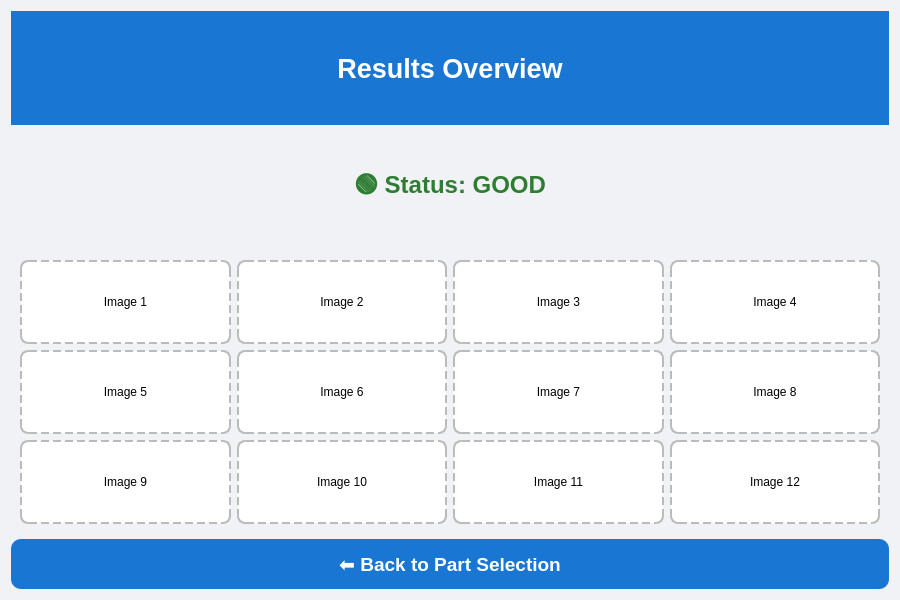
This is results.ui in javeriax/UI-aesthetic-fault as Qt 5 draws it before an edit. The edited form follows.
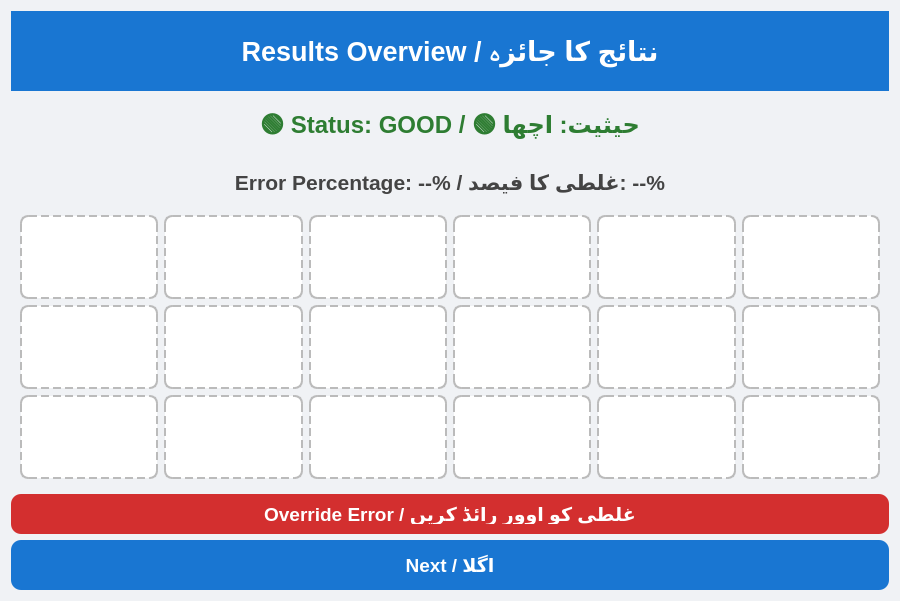
This is the edited form.

Diff of the .ui file:
```diff
--- a/results.ui
+++ b/results.ui
@@ -38,6 +38,15 @@
     margin: 10px;
 }
 
+/* Error Percentage Label */
+#errorPercentLabel {
+    font-size: 16pt;
+    font-weight: bold;
+    color: #444;
+    margin: 5px;
+}
+
+
 /* Grid images */
 #gridFrame QLabel {
     border: 2px dashed #bbb;
@@ -47,21 +56,30 @@
     background-color: #ffffff;
 }
 
-/* Button */
-#backButton {
-    background-color: #1976d2;
-    color: white;
+/* Buttons */
+QPushButton {
     font-size: 14pt;
     font-weight: bold;
     border-radius: 10px;
     padding: 10px 25px;
+    cursor: pointing-hand;
 }
-#backButton:hover {
-    background-color: #1565c0;
+#nextButton {
+    background-color: #1976d2; /* Primary blue, matching header */
+    color: white;
+}
+#nextButton:hover {
+    background-color: #1565c0; /* Darker blue on hover */
+}
+#supervisorButton {
+    background-color: #d32f2f;
+    color: white;
+}
+#supervisorButton:hover {
+    background-color: #b71c1c;
 }
    </string>
   </property>
-
   <layout class="QVBoxLayout" name="mainLayout">
 
    <!-- HEADER -->
@@ -77,7 +95,7 @@
       <item>
        <widget class="QLabel" name="headerLabel">
         <property name="text">
-         <string>Results Overview</string>
+         <string>Results Overview / نتائج کا جائزہ</string>
         </property>
         <property name="alignment">
          <set>Qt::AlignCenter</set>
@@ -92,140 +110,80 @@
    <item>
     <widget class="QLabel" name="statusLabel">
      <property name="text">
-      <string>🟢 Status: GOOD</string>
+      <string>🟢 Status: GOOD / 🟢 حیثیت: اچھا</string>
      </property>
      <property name="alignment">
       <set>Qt::AlignCenter</set>
      </property>
     </widget>
    </item>
-
-   <!-- GRID -->
+   <item>
+    <widget class="QLabel" name="errorPercentLabel">
+     <property name="text">
+      <string>Error Percentage: --% / غلطی کا فیصد: --%</string>
+     </property>
+     <property name="alignment">
+      <set>Qt::AlignCenter</set>
+     </property>
+    </widget>
+   </item>
    <item>
     <widget class="QFrame" name="gridFrame">
      <layout class="QGridLayout" name="gridLayout">
       <!-- 3x4 grid placeholders -->
       <item row="0" column="0">
-       <widget class="QLabel" name="image_0_0">
-        <property name="text">
-         <string>Image 1</string>
-        </property>
-        <property name="alignment">
-         <set>Qt::AlignCenter</set>
-        </property>
-       </widget>
+       <widget class="QLabel" name="image_0_0"/>
       </item>
       <item row="0" column="1">
-       <widget class="QLabel" name="image_0_1">
-        <property name="text">
-         <string>Image 2</string>
-        </property>
-        <property name="alignment">
-         <set>Qt::AlignCenter</set>
-        </property>
-       </widget>
+       <widget class="QLabel" name="image_0_1"/>
       </item>
       <item row="0" column="2">
-       <widget class="QLabel" name="image_0_2">
-        <property name="text">
-         <string>Image 3</string>
-        </property>
-        <property name="alignment">
-         <set>Qt::AlignCenter</set>
-        </property>
-       </widget>
+       <widget class="QLabel" name="image_0_2"/>
       </item>
       <item row="0" column="3">
-       <widget class="QLabel" name="image_0_3">
-        <property name="text">
-         <string>Image 4</string>
-        </property>
-        <property name="alignment">
-         <set>Qt::AlignCenter</set>
-        </property>
-       </widget>
+       <widget class="QLabel" name="image_0_3"/>
       </item>
-
+      <item row="0" column="4">
+       <widget class="QLabel" name="image_0_4"/>
+      </item>
+      <item row="0" column="5">
+       <widget class="QLabel" name="image_0_5"/>
+      </item>
       <item row="1" column="0">
-       <widget class="QLabel" name="image_1_0">
-        <property name="text">
-         <string>Image 5</string>
-        </property>
-        <property name="alignment">
-         <set>Qt::AlignCenter</set>
-        </property>
-       </widget>
+       <widget class="QLabel" name="image_1_0"/>
       </item>
       <item row="1" column="1">
-       <widget class="QLabel" name="image_1_1">
-        <property name="text">
-         <string>Image 6</string>
-        </property>
-        <property name="alignment">
-         <set>Qt::AlignCenter</set>
-        </property>
-       </widget>
+       <widget class="QLabel" name="image_1_1"/>
       </item>
       <item row="1" column="2">
-       <widget class="QLabel" name="image_1_2">
-        <property name="text">
-         <string>Image 7</string>
-        </property>
-        <property name="alignment">
-         <set>Qt::AlignCenter</set>
-        </property>
-       </widget>
+       <widget class="QLabel" name="image_1_2"/>
       </item>
       <item row="1" column="3">
-       <widget class="QLabel" name="image_1_3">
-        <property name="text">
-         <string>Image 8</string>
-        </property>
-        <property name="alignment">
-         <set>Qt::AlignCenter</set>
-        </property>
-       </widget>
+       <widget class="QLabel" name="image_1_3"/>
       </item>
-
+      <item row="1" column="4">
+       <widget class="QLabel" name="image_1_4"/>
+      </item>
+      <item row="1" column="5">
+       <widget class="QLabel" name="image_1_5"/>
+      </item>
       <item row="2" column="0">
-       <widget class="QLabel" name="image_2_0">
-        <property name="text">
-         <string>Image 9</string>
-        </property>
-        <property name="alignment">
-         <set>Qt::AlignCenter</set>
-        </property>
-       </widget>
+       <widget class="QLabel" name="image_2_0"/>
       </item>
       <item row="2" column="1">
-       <widget class="QLabel" name="image_2_1">
-        <property name="text">
-         <string>Image 10</string>
-        </property>
-        <property name="alignment">
-         <set>Qt::AlignCenter</set>
-        </property>
-       </widget>
+       <widget class="QLabel" name="image_2_1"/>
       </item>
       <item row="2" column="2">
-       <widget class="QLabel" name="image_2_2">
-        <property name="text">
-         <string>Image 11</string>
-        </property>
-        <property name="alignment">
-         <set>Qt::AlignCenter</set>
-        </property>
-       </widget>
+       <widget class="QLabel" name="image_2_2"/>
       </item>
       <item row="2" column="3">
-       <widget class="QLabel" name="image_2_3">
-        <property name="text">
-         <string>Image 12</string>
-        </property>
-        <property name="alignment">
-         <set>Qt::AlignCenter</set>
-        </property>
-       </widget>
+       <widget class="QLabel" name="image_2_3"/>
+      </item>
+      <item row="2" column="4">
+       <widget class="QLabel" name="image_2_4"/>
+      </item>
+      <item row="2" column="5">
+       <widget class="QLabel" name="image_2_5"/>
       </item>
      </layout>
     </widget>
@@ -233,22 +191,40 @@
 
    <!-- BUTTON -->
    <item>
-    <widget class="QPushButton" name="backButton">
+    <widget class="QPushButton" name="supervisorButton">
+     <property name="minimumSize">
+      <size>
+       <width>160</width>
+       <height>40</height>
+      </size>
+     </property>
+     <property name="cursor">
+      <cursorShape>PointingHandCursor</cursorShape>
+     </property>
+     <property name="visible">
+      <bool>false</bool>
+     </property>
+     <property name="text">
+      <string>Override Error / غلطی کو اوور رائڈ کریں</string>
+     </property>
+    </widget>
+   </item>
+   <item>
+    <widget class="QPushButton" name="nextButton">
      <property name="minimumSize">
       <size>
        <width>220</width>
        <height>50</height>
       </size>
      </property>
-     <property name="text">
-      <string>⬅ Back to Part Selection</string>
-     </property>
      <property name="cursor">
       <cursorShape>PointingHandCursor</cursorShape>
      </property>
+     <property name="text">
+      <string>Next / اگلا</string>
+     </property>
     </widget>
    </item>
-
   </layout>
  </widget>
  <resources/>
```
Left out of the diff: 9 changed lines with no effect on the pictures.
